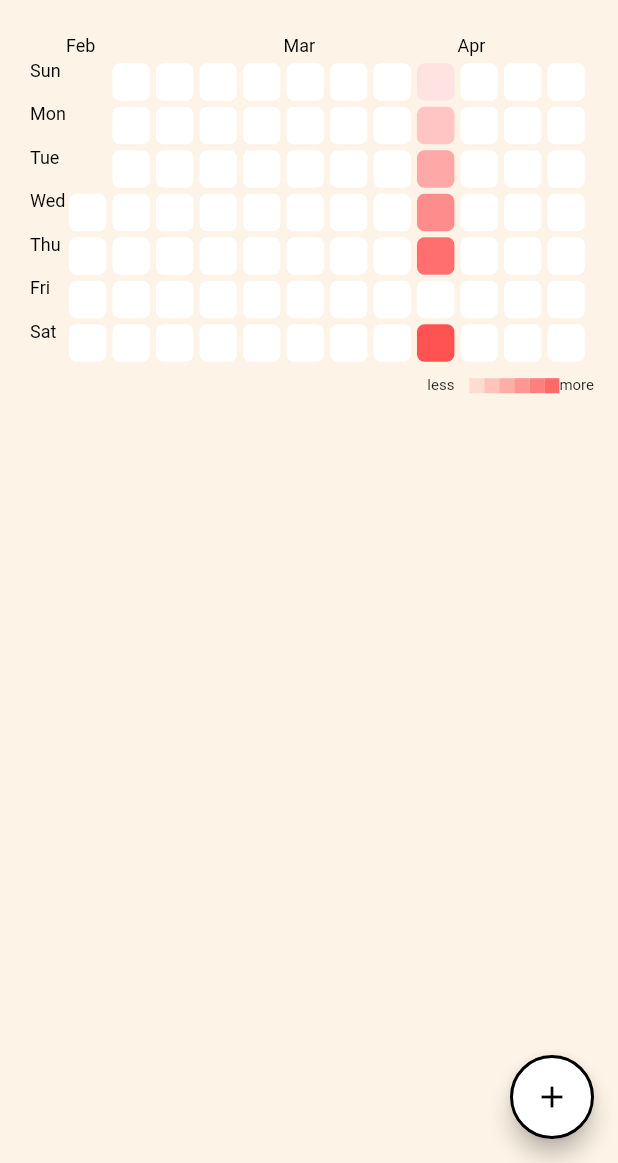
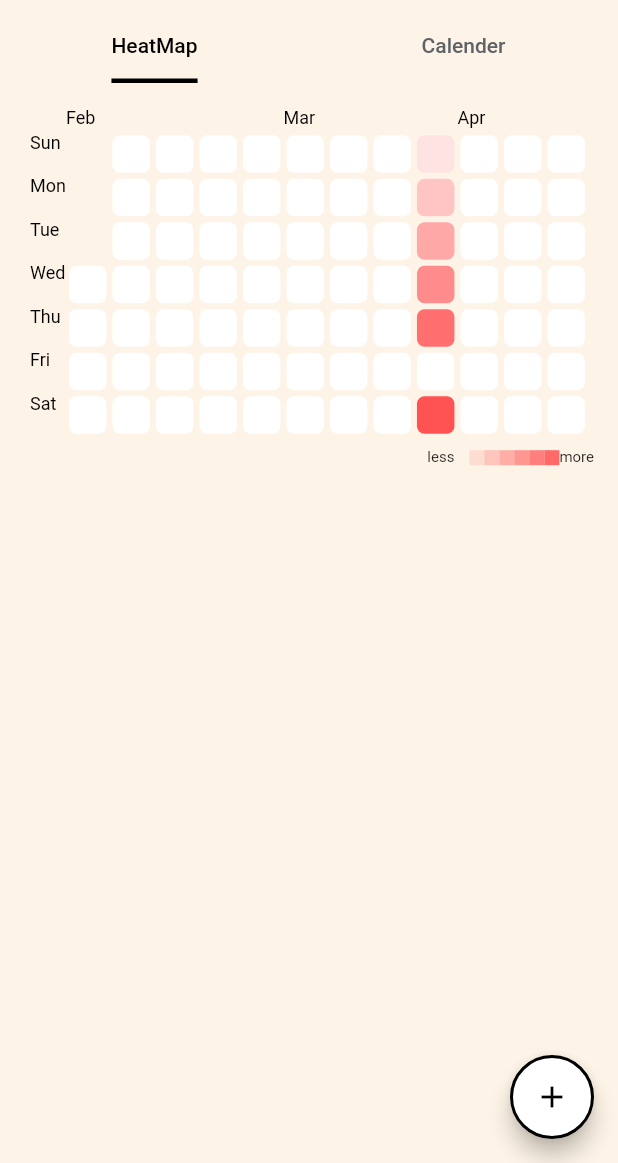
Before and after one commit to YUSUKESUP/Task_Tracker, a Flutter app: the screen it shows after launch, on a phone screen of 412 x 824 dp, the part 73-1236 px from its top. Run offline on Flutter 3.47's test engine with Material 2 defaults, Android fonts, the phone set to English and light mode, and no system bars; drawn by our look-alikes of flutter_heatmap_calendar; our stand-ins replace cloud_firestore, firebase_auth, firebase_core, flutter_riverpod, flutter_slidable, google_fonts; accounts and stored records are empty; network calls fail.

Commit message:
ヒートマップとカレンダーをタブで切り替えれるようにした

```diff
--- a/lib/main.dart
+++ b/lib/main.dart
@@ -3,6 +3,7 @@ import 'package:cloud_firestore/cloud_firestore.dart';
 import 'package:firebase_auth/firebase_auth.dart';
 import 'package:firebase_core/firebase_core.dart';
 import 'package:firebase_crud/pages/home_page.dart';
+import 'package:firebase_crud/widget/tabs.dart';
 import 'package:flutter/material.dart';
 import 'package:flutter_riverpod/flutter_riverpod.dart';
 
@@ -40,7 +41,7 @@ class MyApp extends StatelessWidget {
 
     return const MaterialApp(
       debugShowCheckedModeBanner: false,
-      home:  HomePage(),
+      home:  TabsPage(),
     );
   }
 }
--- a/lib/pages/home_page.dart
+++ b/lib/pages/home_page.dart
@@ -1,4 +1,5 @@
 import 'package:cloud_firestore/cloud_firestore.dart';
+import 'package:firebase_auth/firebase_auth.dart';
 import 'package:firebase_crud/components/month_summary.dart';
 import 'package:firebase_crud/pages/setting_notification.dart';
 import 'package:flutter/material.dart';
@@ -8,6 +9,7 @@ import 'package:google_fonts/google_fonts.dart';
 import '../utils/app_state.dart';
 import '../utils/auth_controll.dart';
 import '../utils/firebase_provider.dart';
+import '../widget/tabs.dart';
 
 class HomePage extends ConsumerWidget {
 
@@ -21,41 +23,20 @@ class HomePage extends ConsumerWidget {
     final AsyncValue<QuerySnapshot> firebaseTasks = ref.watch(firebaseTasksProvider);
     final controllerProvider = ref.watch(textProvider);
 
+    // final _auth = FirebaseAuth.instance;
+    //
+    // Future<void> signOut() async {
+    //   await _auth.signOut();
+    // }
+
     return Scaffold(
       backgroundColor: const Color(0xffFDF3E6),
-      appBar: AppBar(
-          title: Text(
-            'Task Tracker',
-            style: GoogleFonts.openSans(
-              color: Colors.black,
-              fontSize: 30,
-              fontWeight: FontWeight.bold,
-            ),
-          ),
-          backgroundColor: const Color(0xffFDF3E6),
-          elevation: 0,
-          actions: [
-            Padding(
-              padding: const EdgeInsets.only(right: 8.0),
-              child: IconButton(
-                icon: const Icon(Icons.notifications),
-                color: Colors.black,
-                onPressed: () =>
 
-                    Navigator.of(context).push(
-                      MaterialPageRoute(
-                        builder: (context) {
-                          return  SettingNotificationPage();
-                        },
-                      ),
-                    ),
-              ),
-            ),
-          ]),
       body: Padding(
         padding: const EdgeInsets.all(16.0),
         child: Column(
           children: [
+
             const MonthlySummary(),
             // Padding(
             //   padding: const EdgeInsets.only(top: 72.0),
--- a/lib/utils/firebase_provider.dart
+++ b/lib/utils/firebase_provider.dart
@@ -1,4 +1,5 @@
 import 'package:cloud_firestore/cloud_firestore.dart';
+import 'package:firebase_auth/firebase_auth.dart';
 import 'package:flutter/material.dart';
 import 'package:flutter_riverpod/flutter_riverpod.dart';
 
@@ -11,6 +12,8 @@ final textProvider = StateProvider.autoDispose((ref) {
   return TextEditingController(text: '');
 });
 
+final userId = FirebaseAuth.instance;
+
 
 final firebaseTasksProvider = StreamProvider.autoDispose((_) {
   return FirebaseFirestore.instance.collection('users').doc('uid').collection('memos').snapshots();
--- /dev/null
+++ b/lib/widget/tabs.dart
@@ -0,0 +1,93 @@
+import 'package:firebase_crud/pages/calender_page.dart';
+import 'package:firebase_crud/pages/home_page.dart';
+import 'package:flutter/material.dart';
+import 'package:google_fonts/google_fonts.dart';
+import 'package:flutter_riverpod/flutter_riverpod.dart';
+
+
+
+final notificationCountProvider = StateProvider((ref) => 1);
+
+class TabsPage extends ConsumerWidget {
+  const TabsPage({Key? key}) : super(key: key);
+
+  @override
+  Widget build(BuildContext context,WidgetRef ref) {
+
+    final notificationCountNotifier = ref.watch(notificationCountProvider.notifier);
+    final notificationCount = ref.watch(notificationCountProvider);
+    final _selectedColor = Colors.black;
+    final _unselectedColor = Color(0xff5f6368);
+
+    return DefaultTabController(
+      length: 2,
+      child: Scaffold(
+        appBar: AppBar(
+            title: Text(
+              'Task Tracker',
+              style: GoogleFonts.openSans(
+                color: Colors.black,
+                fontSize: 30,
+                fontWeight: FontWeight.bold,
+              ),
+            ),
+            backgroundColor: const Color(0xffFDF3E6),
+            elevation: 0,
+            actions: [
+              Padding(
+                padding: const EdgeInsets.only(right: 8.0),
+                child: IconButton(
+                  icon: const Icon(Icons.notifications),
+                  color: Colors.black,
+                  onPressed: () =>
+                      Navigator.of(context).push(
+                        MaterialPageRoute(
+                          builder: (context) {
+                            return   TabsPage();
+                          },
+                        ),
+                      ),
+                ),
+              ),
+            ]),
+        backgroundColor: Colors.transparent,
+        body: SafeArea(
+          child: Column(
+            children:  [
+              Container(
+                color: Color(0xffFDF3E6),
+                child: TabBar(
+                  indicatorSize: TabBarIndicatorSize.label,
+                  unselectedLabelColor: _unselectedColor,
+                  labelColor: _selectedColor,
+                  indicatorColor: _selectedColor,
+                  indicator: BoxDecoration(
+
+                    border: Border(
+                      bottom: BorderSide(
+                        width: 3,
+                        color: Colors.black,
+                      ),
+                    ),
+                  ),
+                  tabs: [
+                    Tab(text: 'HeatMap'),
+                    Tab(text: 'Calender'),
+                  ],
+                ),
+              ),
+              Expanded(
+                child: TabBarView(
+                  children: [
+                    HomePage(),
+                    CalenderPage(),
+                  ],
+                ),
+              ),
+            ],
+          ),
+        ),
+      ),
+    );
+  }
+}
--- a/pubspec.yaml
+++ b/pubspec.yaml
@@ -46,6 +46,7 @@ dependencies:
   flutter_svg: ^2.0.4
   firebase_auth: ^4.3.0
 
+
 dev_dependencies:
   flutter_test:
     sdk: flutter
```
Also changed, not shown: lib/const/design_indicator.dart (added, +47 -0 lines), lib/pages/calender_page.dart (added, +20 -0 lines), pubspec.lock, 2 other files.
